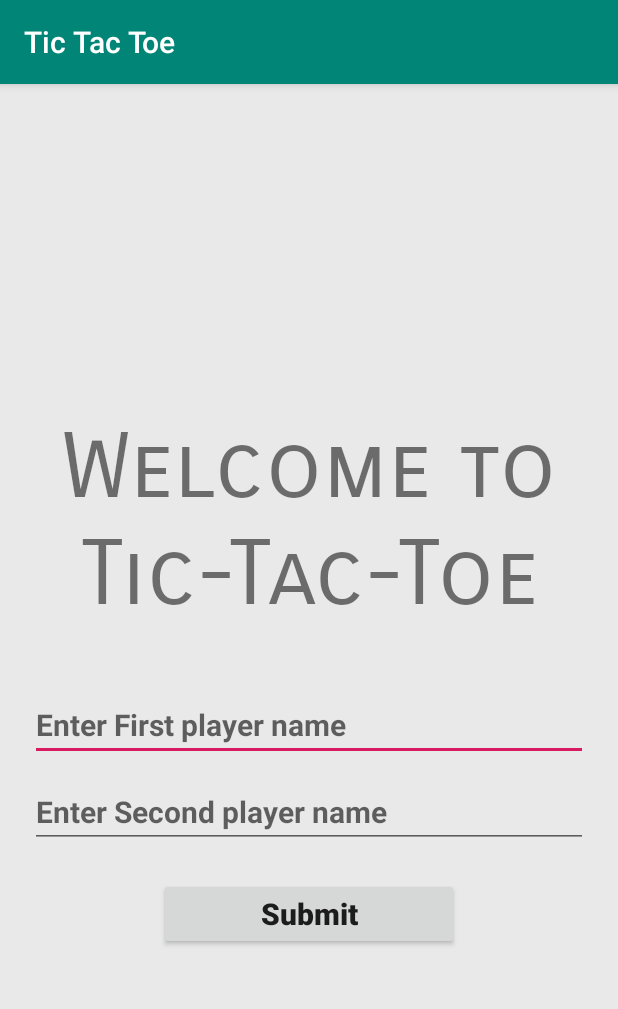
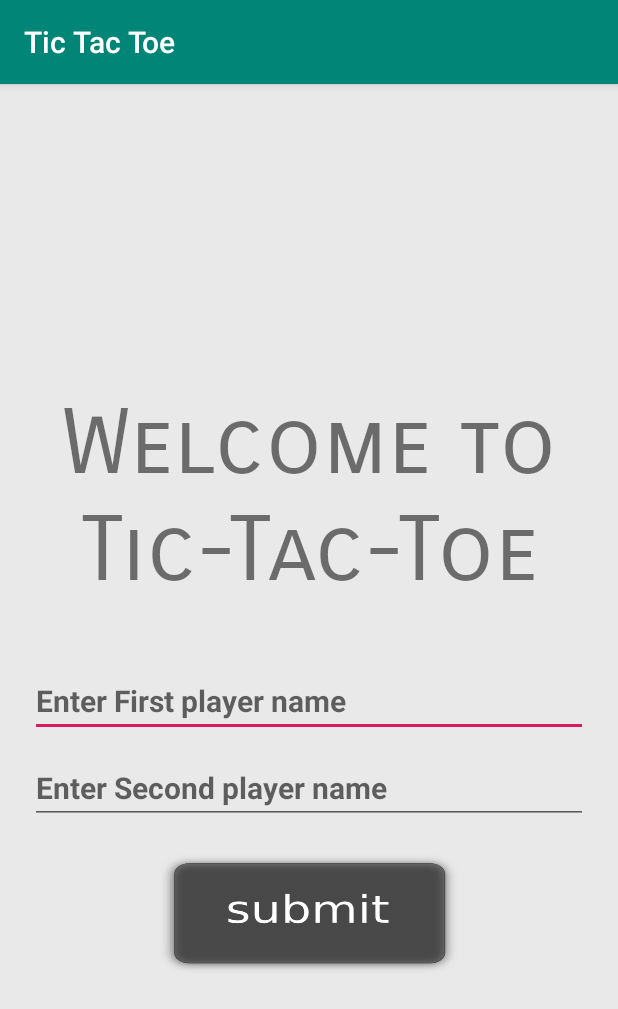
Before and after one commit to MikeOwino/Android-Tic-Tac-Toe-game, an Android app: the StartActivity screen opened directly, with no data from a screen before it, on a phone screen of 412 x 824 dp. Shown: the top 1009 px of the screen. Run offline under Robolectric (Android 15) with nearby library versions, the phone set to English and light mode, and no system bars.

Commit message:
Update 3.0

```diff
--- a/app/src/main/java/com/akshaytech/tictactoe/StartActivity.java
+++ b/app/src/main/java/com/akshaytech/tictactoe/StartActivity.java
@@ -4,15 +4,20 @@ import android.content.Intent;
 import androidx.appcompat.app.AppCompatActivity;
 import android.os.Bundle;
 import android.view.View;
+import android.view.animation.Animation;
+import android.view.animation.AnimationUtils;
+import android.widget.Button;
 import android.widget.EditText;
 
 public class StartActivity extends AppCompatActivity {
     EditText editText1,editText2;
     String firstName,secondName;
+    Button button;
     @Override
     protected void onCreate(Bundle savedInstanceState) {
         super.onCreate(savedInstanceState);
         setContentView(R.layout.activity_start);
+        button = findViewById(R.id.btnSubmit);
         editText1 = findViewById(R.id.firstName);
         editText2 = findViewById(R.id.secondName);
 
@@ -21,6 +26,8 @@ public class StartActivity extends AppCompatActivity {
     public void Submit(View view) {
         firstName = editText1.getText().toString();
         secondName = editText2.getText().toString();
+        Animation animation = AnimationUtils.loadAnimation(StartActivity.this,R.anim.bounce);
+        button.startAnimation(animation);
         Intent intent = new Intent(StartActivity.this,MainActivity.class);
         intent.putExtra("first",firstName);
         intent.putExtra("second",secondName);
--- a/app/src/main/res/layout/activity_start.xml
+++ b/app/src/main/res/layout/activity_start.xml
@@ -40,10 +40,11 @@
     <Button
         android:id="@+id/btnSubmit"
         android:layout_width="200dp"
-        android:layout_height="wrap_content"
+        android:layout_height="80dp"
         android:layout_gravity="center"
         android:layout_marginTop="20dp"
-        android:text="Submit"
+        android:text=""
+        android:background="@drawable/submiticon"
         android:onClick="Submit"
         android:textStyle="bold"
         android:textAllCaps="false"
```
Also changed, not shown: app/src/main/res/drawable/submiticon.png (added).
